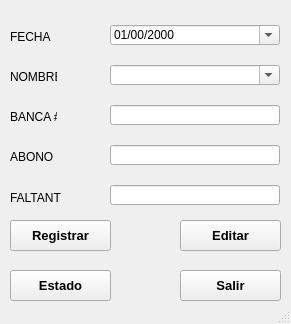
Above: MiniNomina/FrmDesign/Faltantes.ui from CodeDrTech/DevelopPython before the change. Below: the same form after it.
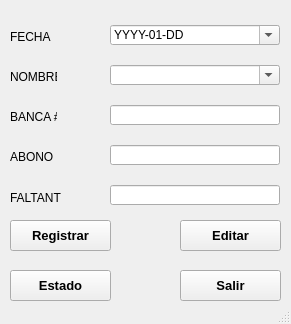
That is the form after the change. Icons and pictures are not drawn.

```diff
--- a/MiniNomina/FrmDesign/Faltantes.ui
+++ b/MiniNomina/FrmDesign/Faltantes.ui
@@ -191,7 +191,7 @@
      <bool>false</bool>
     </property>
     <property name="displayFormat">
-     <string>dd/mm/yyyy</string>
+     <string>YYYY-MM-DD</string>
     </property>
     <property name="calendarPopup">
      <bool>true</bool>
```
